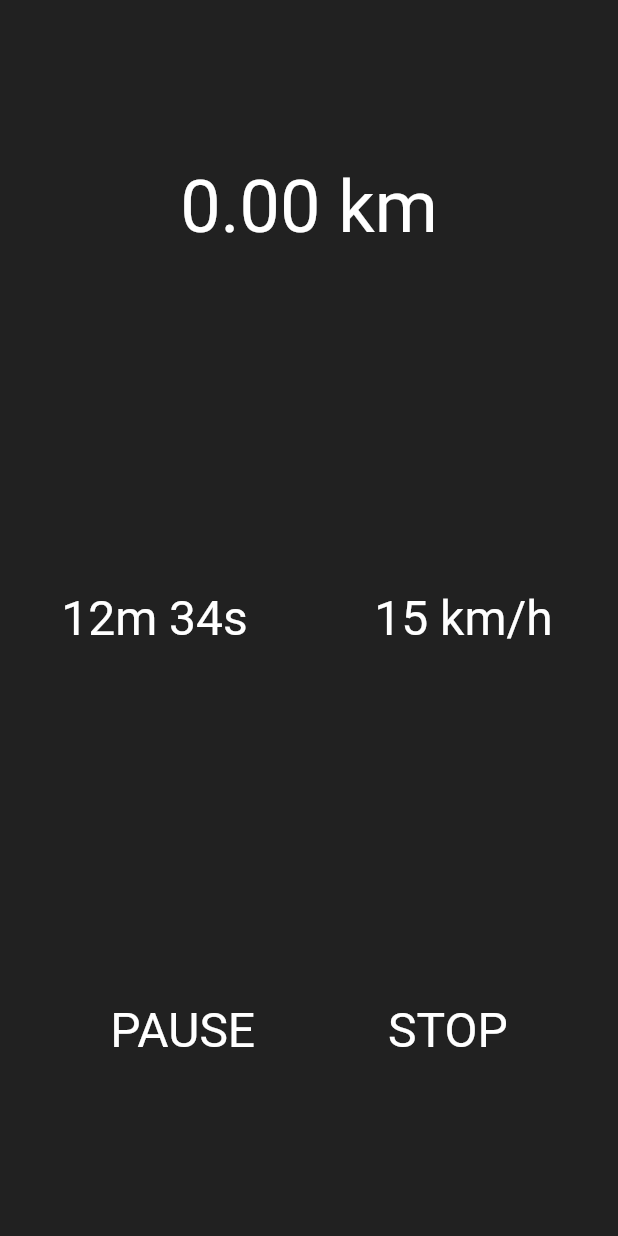
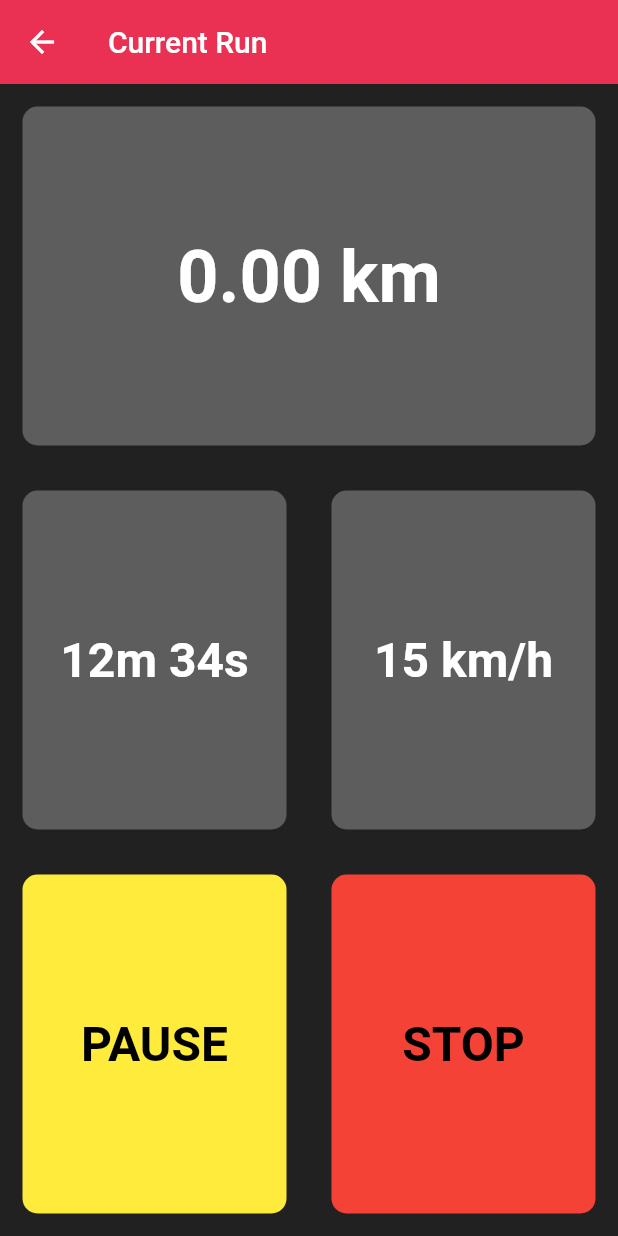
Before and after one commit to pr4aveen/jogzilla, a Flutter app: the RunProgressPage screen opened by its route, on a phone screen of 412 x 824 dp. Run offline on Flutter 3.47's test engine with Material 2 defaults, Android fonts, the phone set to English and light mode, and no system bars; our stand-ins replace geolocator.

Commit message:
Extracted widgets from run progress page

```diff
--- a/lib/screens/run_config_page.dart
+++ b/lib/screens/run_config_page.dart
@@ -11,9 +11,13 @@ class RunConfigPage extends StatelessWidget {
           'Start New Run',
         ),
       ),
-      floatingActionButton: FloatingActionButton(
-          onPressed: () =>
-              Navigator.pushNamed(context, RunProgressPage.routeName)),
+      floatingActionButton: FloatingActionButton.extended(
+        backgroundColor: Theme.of(context).primaryColor,
+        label: Text('Start Run'),
+        onPressed: () =>
+            Navigator.pushNamed(context, RunProgressPage.routeName),
+      ),
+      floatingActionButtonLocation: FloatingActionButtonLocation.centerFloat,
     );
   }
 }
--- a/lib/screens/run_progress_page.dart
+++ b/lib/screens/run_progress_page.dart
@@ -2,6 +2,9 @@ import 'dart:async';
 
 import 'package:flutter/material.dart';
 import 'package:geolocator/geolocator.dart';
+
+import '../widgets/placeholder_widget.dart';
+import '../widgets/run_progress_card.dart';
 
 class RunProgressPage extends StatefulWidget {
   static const String routeName = 'run_progress_page';
@@ -65,13 +68,12 @@ class _RunProgressPageState extends State<RunProgressPage> {
   }
 
   @override
-  void initState() {
-    super.initState();
-  }
-
-  @override
   Widget build(BuildContext context) {
     return Scaffold(
+      appBar: AppBar(
+        title: Text('Current Run'),
+        backgroundColor: Theme.of(context).primaryColor,
+      ),
       body: FutureBuilder<GeolocationStatus>(
         future: Geolocator().checkGeolocationPermissionStatus(
             locationPermission: GeolocationPermission.locationWhenInUse),
@@ -95,14 +97,25 @@ class _RunProgressPageState extends State<RunProgressPage> {
                     child: RunProgressCard(
                       cardText: '${_totalDistance.toStringAsFixed(2)} km',
                       textSize: 48,
+                      backgroundColor: Theme.of(context).accentColor,
                     ),
                   ),
                   Expanded(
                     child: Row(
                       crossAxisAlignment: CrossAxisAlignment.stretch,
                       children: <Widget>[
-                        Expanded(child: RunProgressCard(cardText: '12m 34s')),
-                        Expanded(child: RunProgressCard(cardText: '15 km/h'))
+                        Expanded(
+                          child: RunProgressCard(
+                            cardText: '12m 34s',
+                            backgroundColor: Theme.of(context).accentColor,
+                          ),
+                        ),
+                        Expanded(
+                          child: RunProgressCard(
+                            cardText: '15 km/h',
+                            backgroundColor: Theme.of(context).accentColor,
+                          ),
+                        )
                       ],
                     ),
                   ),
@@ -111,15 +124,24 @@ class _RunProgressPageState extends State<RunProgressPage> {
                       crossAxisAlignment: CrossAxisAlignment.stretch,
                       mainAxisAlignment: MainAxisAlignment.spaceEvenly,
                       children: <Widget>[
-                        GestureDetector(
-                          child: Expanded(
-                              child: RunProgressCard(cardText: 'PAUSE')),
-                          onTap: _toggleListening,
+                        Expanded(
+                          child: GestureDetector(
+                              child: RunProgressCard(
+                                cardText: 'PAUSE',
+                                backgroundColor: Colors.yellow,
+                                textColor: Colors.black,
+                              ),
+                              onTap: _toggleListening),
                         ),
-                        GestureDetector(
-                          child: Expanded(
-                              child: RunProgressCard(cardText: 'STOP')),
-                          onLongPress: _toggleListening,
+                        Expanded(
+                          child: GestureDetector(
+                            child: RunProgressCard(
+                              cardText: 'STOP',
+                              backgroundColor: Colors.red,
+                              textColor: Colors.black,
+                            ),
+                            onLongPress: _toggleListening,
+                          ),
                         )
                       ],
                     ),
@@ -136,53 +158,3 @@ class _RunProgressPageState extends State<RunProgressPage> {
   // bool _isListening() => !(_positionStreamSubscription == null ||
   //     _positionStreamSubscription.isPaused);
 }
-
-class RunProgressCard extends StatelessWidget {
-  final String cardText;
-  final double textSize;
-
-  RunProgressCard({@required this.cardText, this.textSize = 32.0});
-
-  @override
-  Widget build(BuildContext context) {
-    return Container(
-      child: Center(
-        child: Text(
-          cardText,
-          style: TextStyle(
-            fontSize: textSize,
-          ),
-        ),
-      ),
-      margin: EdgeInsets.all(15.0),
-      decoration: BoxDecoration(
-        borderRadius: BorderRadius.circular(10.0),
-      ),
-    );
-  }
-}
-
-class PlaceholderWidget extends StatelessWidget {
-  const PlaceholderWidget(this.title, this.message);
-
-  final String title;
-  final String message;
-
-  @override
-  Widget build(BuildContext context) {
-    return Center(
-      child: Column(
-        mainAxisAlignment: MainAxisAlignment.center,
-        crossAxisAlignment: CrossAxisAlignment.center,
-        children: <Widget>[
-          Text(title,
-              style: const TextStyle(fontSize: 32.0),
-              textAlign: TextAlign.center),
-          Text(message,
-              style: const TextStyle(fontSize: 16.0),
-              textAlign: TextAlign.center),
-        ],
-      ),
-    );
-  }
-}
--- /dev/null
+++ b/lib/widgets/placeholder_widget.dart
@@ -0,0 +1,26 @@
+import 'package:flutter/material.dart';
+
+class PlaceholderWidget extends StatelessWidget {
+  const PlaceholderWidget(this.title, this.message);
+
+  final String title;
+  final String message;
+
+  @override
+  Widget build(BuildContext context) {
+    return Center(
+      child: Column(
+        mainAxisAlignment: MainAxisAlignment.center,
+        crossAxisAlignment: CrossAxisAlignment.center,
+        children: <Widget>[
+          Text(title,
+              style: const TextStyle(fontSize: 32.0),
+              textAlign: TextAlign.center),
+          Text(message,
+              style: const TextStyle(fontSize: 16.0),
+              textAlign: TextAlign.center),
+        ],
+      ),
+    );
+  }
+}
--- /dev/null
+++ b/lib/widgets/run_progress_card.dart
@@ -0,0 +1,36 @@
+import 'package:flutter/material.dart';
+
+class RunProgressCard extends StatelessWidget {
+  final String cardText;
+  final double textSize;
+  final Color backgroundColor;
+  final Color textColor;
+
+  RunProgressCard({
+    @required this.cardText,
+    this.textSize = 32.0,
+    this.textColor,
+    this.backgroundColor,
+  });
+
+  @override
+  Widget build(BuildContext context) {
+    return Container(
+      child: Center(
+        child: Text(
+          cardText,
+          style: TextStyle(
+            fontSize: textSize,
+            color: textColor,
+            fontWeight: FontWeight.bold,
+          ),
+        ),
+      ),
+      margin: EdgeInsets.all(15.0),
+      decoration: BoxDecoration(
+        borderRadius: BorderRadius.circular(10.0),
+        color: backgroundColor,
+      ),
+    );
+  }
+}
```
